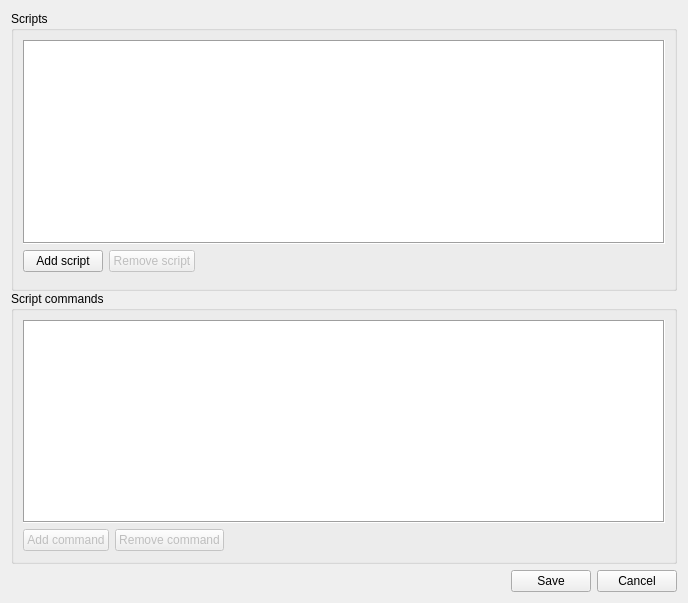
First picture: the form in src/home/flibrary/gui/dialogs/script/ScriptDialog.ui, repository heimdallr/books, before the edit.
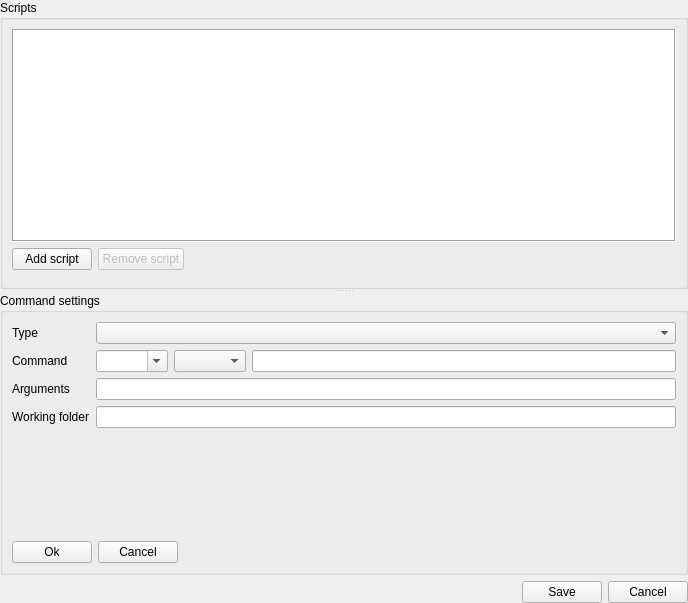
Second picture: the form after the edit. The open tabs and pages were chosen to show the change. Icons and pictures are not drawn.

```diff
--- a/src/home/flibrary/gui/dialogs/script/ScriptDialog.ui
+++ b/src/home/flibrary/gui/dialogs/script/ScriptDialog.ui
@@ -13,15 +13,24 @@
   <property name="windowTitle">
    <string>Scripts</string>
   </property>
-  <layout class="QVBoxLayout">
+  <layout class="QVBoxLayout" name="_7">
+   <property name="leftMargin">
+    <number>0</number>
+   </property>
+   <property name="topMargin">
+    <number>0</number>
+   </property>
+   <property name="rightMargin">
+    <number>0</number>
+   </property>
+   <property name="bottomMargin">
+    <number>0</number>
+   </property>
    <item>
     <widget class="QSplitter" name="splitter">
      <property name="orientation">
       <enum>Qt::Orientation::Vertical</enum>
      </property>
-     <property name="handleWidth">
-      <number>0</number>
-     </property>
      <widget class="QGroupBox" name="groupBoxScripts">
       <property name="title">
        <string>Scripts</string>
@@ -90,7 +99,7 @@
             <string notr="true"/>
            </property>
            <property name="icon">
-            <iconset resource="../../../theme/light/resources/light.qrc">
+            <iconset resource="../../../icons/light/resources/light.qrc">
              <normaloff>:/icons/up.svg</normaloff>:/icons/up.svg</iconset>
            </property>
            <property name="autoRaise">
@@ -107,7 +116,7 @@
             <string notr="true"/>
            </property>
            <property name="icon">
-            <iconset resource="../../../theme/light/resources/light.qrc">
+            <iconset resource="../../../icons/light/resources/light.qrc">
              <normaloff>:/icons/down.svg</normaloff>:/icons/down.svg</iconset>
            </property>
            <property name="autoRaise">
@@ -135,6 +144,28 @@
        </item>
       </layout>
      </widget>
+     <widget class="QStackedWidget" name="stackedWidgetCommand">
+      <property name="currentIndex">
+       <number>0</number>
+      </property>
+      <widget class="QWidget" name="scriptCommandListPage">
+       <layout class="QVBoxLayout" name="verticalLayout">
+        <property name="spacing">
+         <number>0</number>
+        </property>
+        <property name="leftMargin">
+         <number>0</number>
+        </property>
+        <property name="topMargin">
+         <number>0</number>
+        </property>
+        <property name="rightMargin">
+         <number>0</number>
+        </property>
+        <property name="bottomMargin">
+         <number>0</number>
+        </property>
+        <item>
      <widget class="QGroupBox" name="groupBoxCommands">
       <property name="title">
        <string>Script commands</string>
@@ -145,15 +176,9 @@
          <property name="frameShape">
           <enum>QFrame::Shape::Box</enum>
          </property>
-         <attribute name="horizontalHeaderVisible">
-          <bool>true</bool>
-         </attribute>
          <attribute name="horizontalHeaderStretchLastSection">
           <bool>true</bool>
          </attribute>
-         <attribute name="verticalHeaderVisible">
-          <bool>false</bool>
-         </attribute>
         </widget>
        </item>
        <item>
@@ -177,6 +202,16 @@
            </property>
           </widget>
          </item>
+             <item>
+              <widget class="QPushButton" name="btnEditCommand">
+               <property name="enabled">
+                <bool>false</bool>
+               </property>
+               <property name="text">
+                <string>Edit command</string>
+               </property>
+              </widget>
+             </item>
          <item>
           <widget class="QPushButton" name="btnRemoveCommand">
            <property name="enabled">
@@ -212,7 +247,7 @@
             <string notr="true"/>
            </property>
            <property name="icon">
-            <iconset resource="../../../theme/light/resources/light.qrc">
+                <iconset resource="../../../icons/light/resources/light.qrc">
              <normaloff>:/icons/up.svg</normaloff>:/icons/up.svg</iconset>
            </property>
            <property name="autoRaise">
@@ -229,7 +264,7 @@
             <string notr="true"/>
            </property>
            <property name="icon">
-            <iconset resource="../../../theme/light/resources/light.qrc">
+                <iconset resource="../../../icons/light/resources/light.qrc">
              <normaloff>:/icons/down.svg</normaloff>:/icons/down.svg</iconset>
            </property>
            <property name="autoRaise">
@@ -240,6 +275,141 @@
         </layout>
        </item>
       </layout>
+         </widget>
+        </item>
+       </layout>
+      </widget>
+      <widget class="QWidget" name="scriptCommandEditorPage">
+       <layout class="QVBoxLayout" name="verticalLayout_2">
+        <property name="leftMargin">
+         <number>0</number>
+        </property>
+        <property name="topMargin">
+         <number>0</number>
+        </property>
+        <property name="rightMargin">
+         <number>0</number>
+        </property>
+        <property name="bottomMargin">
+         <number>0</number>
+        </property>
+        <item>
+         <widget class="QGroupBox" name="groupBoxScriptCommandEditor">
+          <property name="title">
+           <string>Command settings</string>
+          </property>
+          <layout class="QVBoxLayout" name="verticalLayout_3">
+           <item>
+            <layout class="QFormLayout" name="formLayout">
+             <item row="0" column="0">
+              <widget class="QLabel" name="labelCommandType">
+               <property name="text">
+                <string>Type</string>
+               </property>
+              </widget>
+             </item>
+             <item row="0" column="1">
+              <widget class="QComboBox" name="comboBoxCommandType"/>
+             </item>
+             <item row="1" column="0">
+              <widget class="QLabel" name="labelCommand">
+               <property name="text">
+                <string>Command</string>
+               </property>
+              </widget>
+             </item>
+             <item row="1" column="1">
+              <layout class="QHBoxLayout" name="horizontalLayout_2">
+               <item>
+                <widget class="QComboBox" name="comboBoxCommandTextSystem">
+                 <property name="editable">
+                  <bool>true</bool>
+                 </property>
+                </widget>
+               </item>
+               <item>
+                <widget class="QComboBox" name="comboBoxCommandTextEmbedded"/>
+               </item>
+               <item>
+                <widget class="QLineEdit" name="lineEditCommandTextExe"/>
+               </item>
+              </layout>
+             </item>
+             <item row="2" column="0">
+              <widget class="QLabel" name="labelArguments">
+               <property name="text">
+                <string>Arguments</string>
+               </property>
+              </widget>
+             </item>
+             <item row="2" column="1">
+              <widget class="QLineEdit" name="lineEditCommandArguments">
+               <property name="contextMenuPolicy">
+                <enum>Qt::ContextMenuPolicy::CustomContextMenu</enum>
+               </property>
+              </widget>
+             </item>
+             <item row="3" column="0">
+              <widget class="QLabel" name="labelWorkingFolder">
+               <property name="text">
+                <string>Working folder</string>
+               </property>
+              </widget>
+             </item>
+             <item row="3" column="1">
+              <widget class="QLineEdit" name="lineEditCommandWorkingFolder"/>
+             </item>
+            </layout>
+           </item>
+           <item>
+            <spacer name="verticalSpacer_2">
+             <property name="orientation">
+              <enum>Qt::Orientation::Vertical</enum>
+             </property>
+             <property name="sizeHint" stdset="0">
+              <size>
+               <width>20</width>
+               <height>40</height>
+              </size>
+             </property>
+            </spacer>
+           </item>
+           <item>
+            <layout class="QHBoxLayout" name="horizontalLayout">
+             <item>
+              <widget class="QPushButton" name="btnCommandOk">
+               <property name="text">
+                <string>Ok</string>
+               </property>
+              </widget>
+             </item>
+             <item>
+              <widget class="QPushButton" name="btnCommandCancel">
+               <property name="text">
+                <string>Cancel</string>
+               </property>
+              </widget>
+             </item>
+             <item>
+              <spacer name="horizontalSpacer_4">
+               <property name="orientation">
+                <enum>Qt::Orientation::Horizontal</enum>
+               </property>
+               <property name="sizeHint" stdset="0">
+                <size>
+                 <width>40</width>
+                 <height>20</height>
+                </size>
+               </property>
+              </spacer>
+             </item>
+            </layout>
+           </item>
+          </layout>
+         </widget>
+        </item>
+       </layout>
+      </widget>
      </widget>
     </widget>
    </item>
@@ -293,6 +463,30 @@
     </layout>
    </item>
   </layout>
+  <action name="actionOpenExe">
+   <property name="icon">
+    <iconset resource="../../../icons/light/resources/light.qrc">
+     <normaloff>:/icons/exe.svg</normaloff>:/icons/exe.svg</iconset>
+   </property>
+   <property name="text">
+    <string>OpenExe</string>
+   </property>
+   <property name="menuRole">
+    <enum>QAction::MenuRole::NoRole</enum>
+   </property>
+  </action>
+  <action name="actionOpenCWD">
+   <property name="icon">
+    <iconset resource="../../../icons/light/resources/light.qrc">
+     <normaloff>:/icons/open-folder.svg</normaloff>:/icons/open-folder.svg</iconset>
+   </property>
+   <property name="text">
+    <string>OpenCWD</string>
+   </property>
+   <property name="menuRole">
+    <enum>QAction::MenuRole::NoRole</enum>
+   </property>
+  </action>
  </widget>
  <resources>
   <include location="../../resources/gui.qrc"/>
```
Left out of the diff: 3 changed lines with no effect on the pictures. Lines whose indentation alone changed are shown as unchanged.
